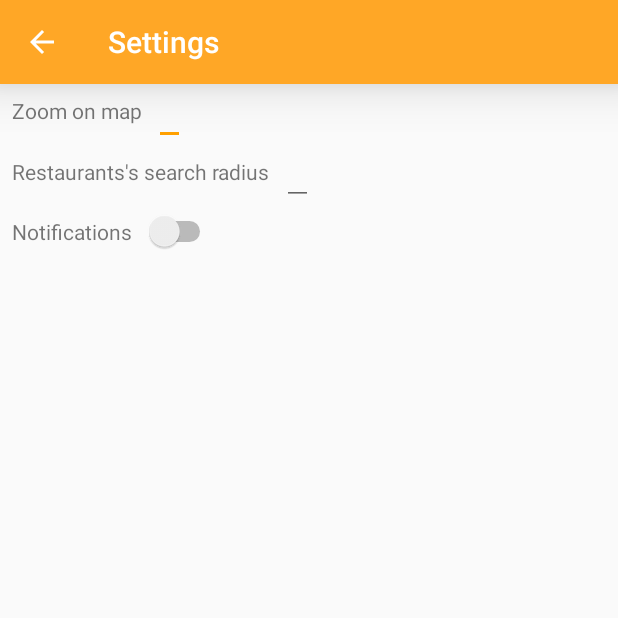
After one commit to Teckosss/Go4Lunch, an Android app: the SettingsActivity screen opened directly, with no data from a screen before it, on a phone screen of 412 x 824 dp, the top half of it. The commit adds this screen. Run offline under Robolectric (Android 15) with nearby library versions, the phone set to English and light mode, and no system bars; our stand-ins replace ButterKnife.

Commit message:
Adding Settings activity

```diff
--- /dev/null
+++ b/app/src/main/java/com/deguffroy/adrien/go4lunch/Activity/SettingsActivity.java
@@ -0,0 +1,35 @@
+package com.deguffroy.adrien.go4lunch.Activity;
+
+import android.support.v7.app.ActionBar;
+import android.support.v7.app.AppCompatActivity;
+import android.os.Bundle;
+import android.support.v7.widget.Toolbar;
+
+import com.deguffroy.adrien.go4lunch.R;
+
+import butterknife.BindView;
+import butterknife.ButterKnife;
+
+public class SettingsActivity extends AppCompatActivity {
+
+    @BindView(R.id.simple_toolbar) Toolbar mToolbar;
+
+    @Override
+    protected void onCreate(Bundle savedInstanceState) {
+        super.onCreate(savedInstanceState);
+        setContentView(R.layout.activity_settings);
+        ButterKnife.bind(this);
+
+        this.configureToolbar();
+    }
+
+    // -------------
+    // CONFIGURATION
+    // -------------
+
+    private void configureToolbar(){
+        setSupportActionBar(mToolbar);
+        ActionBar ab = getSupportActionBar();
+        ab.setDisplayHomeAsUpEnabled(true);
+    }
+}
--- a/app/src/main/java/com/deguffroy/adrien/go4lunch/Api/UserHelper.java
+++ b/app/src/main/java/com/deguffroy/adrien/go4lunch/Api/UserHelper.java
@@ -21,8 +21,8 @@ public class UserHelper {
 
     // --- CREATE ---
 
-    public static Task<Void> createUser(String uid, String username, String urlPicture, String restaurantSelected) {
-        User userToCreate = new User(uid, username, urlPicture, restaurantSelected);
+    public static Task<Void> createUser(String uid, String username, String urlPicture, String restaurantSelected, int searchRadius, int defaultZoom, boolean isNotificationOn) {
+        User userToCreate = new User(uid, username, urlPicture, restaurantSelected, searchRadius, defaultZoom, isNotificationOn);
         return UserHelper.getUsersCollection().document(uid).set(userToCreate);
     }
 
--- a/app/src/main/java/com/deguffroy/adrien/go4lunch/Fragments/ListFragment.java
+++ b/app/src/main/java/com/deguffroy/adrien/go4lunch/Fragments/ListFragment.java
@@ -14,7 +14,7 @@ import android.view.View;
 import android.view.ViewGroup;
 import android.widget.Toast;
 
-import com.deguffroy.adrien.go4lunch.MainActivity;
+import com.deguffroy.adrien.go4lunch.Activity.MainActivity;
 import com.deguffroy.adrien.go4lunch.Models.PlacesInfo.MapPlacesInfo;
 import com.deguffroy.adrien.go4lunch.Models.PlacesInfo.Result;
 import com.deguffroy.adrien.go4lunch.R;
@@ -93,7 +93,7 @@ public class ListFragment extends Fragment {
     // -------------------
 
     private void executeHttpRequestWithRetrofit(){
-        this.disposable = PlacesStreams.streamFetchNearbyPlaces(mViewModel.getCurrentUserPositionFormatted(), MapFragment.SEARCH_RADIUS, MapFragment.SEARCH_TYPE,MapFragment.API_KEY).subscribeWith(createObserver());
+        this.disposable = PlacesStreams.streamFetchNearbyPlaces(mViewModel.getCurrentUserPositionFormatted(), MainActivity.DEFAULT_SEARCH_RADIUS, MapFragment.SEARCH_TYPE,MapFragment.API_KEY).subscribeWith(createObserver());
     }
 
     private <T> DisposableObserver<T> createObserver(){
--- /dev/null
+++ b/app/src/main/res/layout/activity_settings.xml
@@ -0,0 +1,74 @@
+<?xml version="1.0" encoding="utf-8"?>
+<android.support.constraint.ConstraintLayout
+    xmlns:android="http://schemas.android.com/apk/res/android"
+    xmlns:app="http://schemas.android.com/apk/res-auto"
+    xmlns:tools="http://schemas.android.com/tools"
+    android:layout_width="match_parent"
+    android:layout_height="match_parent"
+    tools:context=".Activity.SettingsActivity">
+
+    <include
+        layout="@layout/toolbar"
+        android:layout_width="match_parent"
+        android:layout_height="wrap_content" />
+
+    <TextView
+        android:id="@+id/settings_zoom_text"
+        android:layout_width="wrap_content"
+        android:layout_height="wrap_content"
+        android:text="@string/settings_zoom_text"
+        android:layout_margin="@dimen/margin_to_parent"
+        app:layout_constraintTop_toBottomOf="@+id/simple_toolbar"
+        app:layout_constraintStart_toStartOf="parent"
+        />
+
+    <EditText
+        android:id="@+id/settings_zoom_edit"
+        android:layout_width="wrap_content"
+        android:layout_height="wrap_content"
+        android:layout_margin="@dimen/margin_to_parent"
+        app:layout_constraintStart_toEndOf="@+id/settings_zoom_text"
+        app:layout_constraintTop_toTopOf="@id/settings_zoom_text"
+        app:layout_constraintBottom_toBottomOf="@id/settings_zoom_text"
+        />
+
+    <TextView
+        android:id="@+id/settings_radius_text"
+        android:layout_width="wrap_content"
+        android:layout_height="wrap_content"
+        android:text="@string/settings_search_radius_text"
+        android:layout_margin="@dimen/margin_to_parent"
+        app:layout_constraintTop_toBottomOf="@id/settings_zoom_edit"
+        app:layout_constraintStart_toStartOf="parent"
+        />
+
+    <EditText
+        android:id="@+id/settings_radius_edit"
+        android:layout_width="wrap_content"
+        android:layout_height="wrap_content"
+        android:layout_margin="@dimen/margin_to_parent"
+        app:layout_constraintStart_toEndOf="@+id/settings_radius_text"
+        app:layout_constraintTop_toTopOf="@id/settings_radius_text"
+        app:layout_constraintBottom_toBottomOf="@id/settings_radius_text"
+        />
+
+    <TextView
+        android:id="@+id/settings_notifications_text"
+        android:layout_width="wrap_content"
+        android:layout_height="wrap_content"
+        android:text="@string/settings_notification_text"
+        android:layout_margin="@dimen/margin_to_parent"
+        app:layout_constraintStart_toStartOf="parent"
+        app:layout_constraintTop_toBottomOf="@id/settings_radius_edit"
+        />
+
+    <Switch
+        android:layout_width="wrap_content"
+        android:layout_height="wrap_content"
+        android:layout_margin="@dimen/margin_to_parent"
+        app:layout_constraintStart_toEndOf="@id/settings_notifications_text"
+        app:layout_constraintTop_toTopOf="@id/settings_notifications_text"
+        app:layout_constraintBottom_toBottomOf="@id/settings_notifications_text"
+        />
+
+</android.support.constraint.ConstraintLayout>
--- a/app/src/main/res/layout/fragment_list.xml
+++ b/app/src/main/res/layout/fragment_list.xml
@@ -3,7 +3,7 @@
     xmlns:tools="http://schemas.android.com/tools"
     android:layout_width="match_parent"
     android:layout_height="match_parent"
-    tools:context=".Fragments.ListFragment">
+    tools:context=".Controllers.Fragments.ListFragment">
 
     <android.support.v7.widget.RecyclerView
         android:id="@+id/list_recycler_view"
--- a/app/src/main/res/layout/fragment_map.xml
+++ b/app/src/main/res/layout/fragment_map.xml
@@ -3,7 +3,7 @@
     xmlns:tools="http://schemas.android.com/tools"
     android:layout_width="match_parent"
     android:layout_height="match_parent"
-    tools:context=".Fragments.MapFragment">
+    tools:context=".Controllers.Fragments.MapFragment">
 
     <com.google.android.gms.maps.MapView
         android:id="@+id/mapView"
--- a/app/src/main/res/layout/fragment_mates.xml
+++ b/app/src/main/res/layout/fragment_mates.xml
@@ -3,7 +3,7 @@
     xmlns:tools="http://schemas.android.com/tools"
     android:layout_width="match_parent"
     android:layout_height="match_parent"
-    tools:context=".Fragments.MatesFragment">
+    tools:context=".Controllers.Fragments.MatesFragment">
 
     <android.support.v7.widget.RecyclerView
         android:id="@+id/mates_recycler_view"
--- /dev/null
+++ b/app/src/main/res/layout/toolbar.xml
@@ -0,0 +1,11 @@
+<?xml version="1.0" encoding="utf-8"?>
+<android.support.v7.widget.Toolbar
+    android:id="@+id/simple_toolbar"
+    android:layout_width="match_parent"
+    android:layout_height="wrap_content"
+    android:elevation="@dimen/elevation_size"
+    app:layout_constraintTop_toTopOf="parent"
+    android:background="@color/colorPrimaryDark"
+    app:theme="@style/ToolBarStyle"
+    xmlns:app="http://schemas.android.com/apk/res-auto"
+    xmlns:android="http://schemas.android.com/apk/res/android" />
--- a/app/src/main/res/values/dimens.xml
+++ b/app/src/main/res/values/dimens.xml
@@ -2,6 +2,8 @@
 <resources>
     <!-- Default NavigationView Header height -->
     <dimen name="nav_header_height">200dp</dimen>
+
+    <dimen name="elevation_size">20dp</dimen>
 
     <!-- Item RecyclerView -->
     <dimen name="main_picture_size">75dp</dimen>
--- a/app/src/main/res/values/strings.xml
+++ b/app/src/main/res/values/strings.xml
@@ -37,4 +37,9 @@
     <string name="mates_is_eating_at">is eating at</string>
     <string name="mates_hasnt_decided">hasn\'t decided yet</string>
     <string name="list_unit_distance">m</string>
+
+    <!-- SETTINGS ACTIVITY -->
+    <string name="settings_zoom_text">Zoom on map</string>
+    <string name="settings_search_radius_text">Restaurants\'s search radius</string>
+    <string name="settings_notification_text">Notifications</string>
 </resources>
--- a/gradle.properties
+++ b/gradle.properties
@@ -11,3 +11,4 @@ org.gradle.jvmargs=-Xmx1536m
 # This option should only be used with decoupled projects. More details, visit
 # http://www.gradle.org/docs/current/userguide/multi_project_builds.html#sec:decoupled_projects
 # org.gradle.parallel=true
+google_maps_api_key="AIzaSyCgn7To6ckAi-vML79XFpfbxyqziZYNHHE"
```
Also changed, not shown: app/src/main/AndroidManifest.xml (+13 -7 lines), app/src/main/java/com/deguffroy/adrien/go4lunch/Activity/MainActivity.java (renamed from app/src/main/java/com/deguffroy/adrien/go4lunch/MainActivity.java, +29 -2 lines), app/src/main/java/com/deguffroy/adrien/go4lunch/Fragments/MapFragment.java (+3 -4 lines), app/src/main/java/com/deguffroy/adrien/go4lunch/Fragments/MatesFragment.java (+2 -14 lines), app/src/main/java/com/deguffroy/adrien/go4lunch/Models/User.java (+36 -1 lines), app/src/main/res/layout/activity_main.xml (+4 -8 lines).
